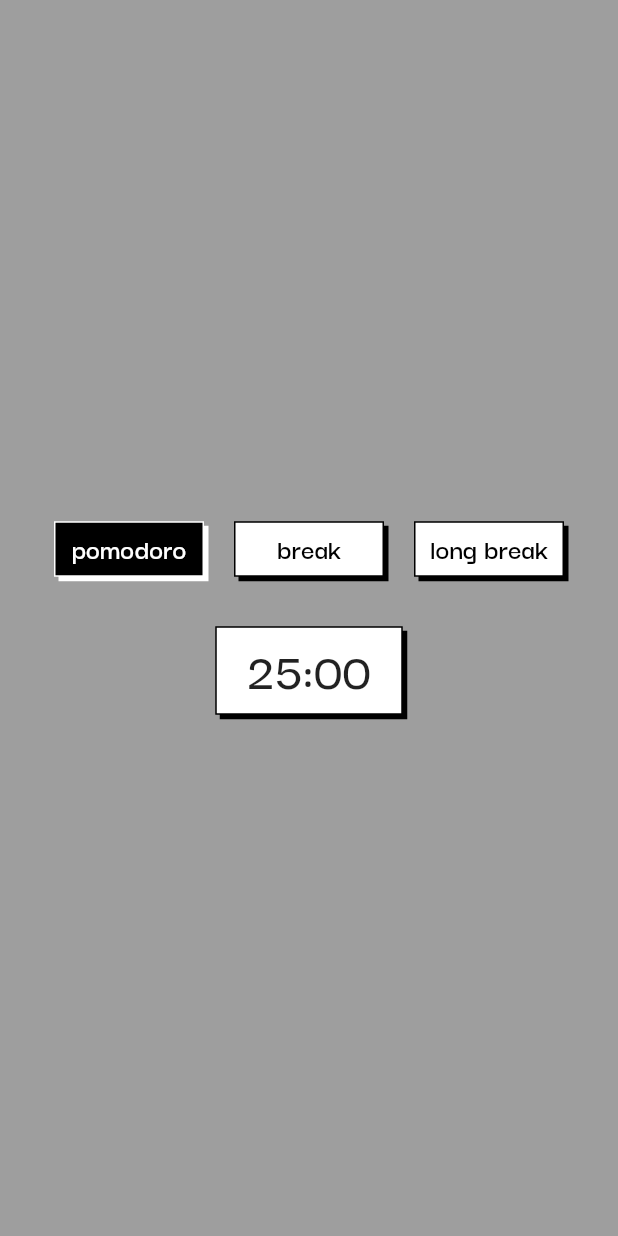
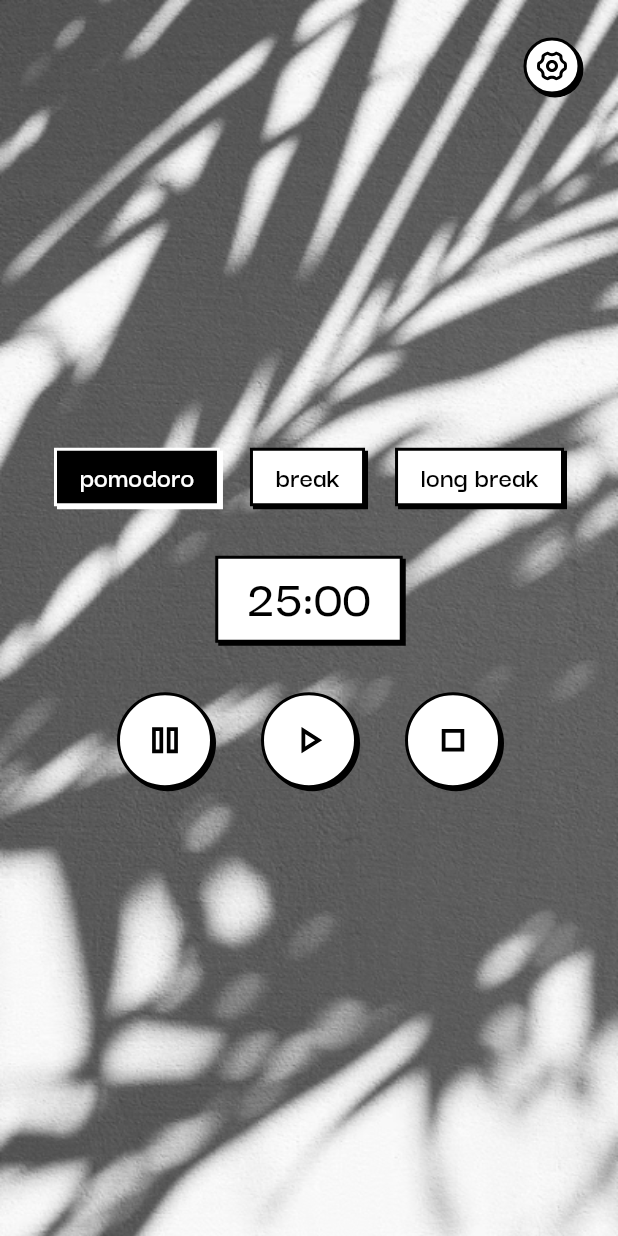
Before and after one commit to letha11/pomodoro_timer, a Flutter app: the screen it shows after launch, on a phone screen of 412 x 824 dp. Run offline on Flutter 3.47's test engine with Material 2 defaults, Android fonts, the phone set to English and light mode, and no system bars; our stand-ins replace bloc, dartz, equatable, firebase_core, firebase_crashlytics, flutter_bloc and 5 more; accounts and stored records are empty.

Commit message:
feat: finished home ui only

```diff
--- a/lib/main.dart
+++ b/lib/main.dart
@@ -60,10 +60,12 @@ class App extends StatelessWidget {
           bodyLarge: TextStyle(
             fontSize: 36,
             fontWeight: FontWeight.w600, // SemiBold
+            color: Colors.black,
           ),
           bodySmall: TextStyle(
             fontSize: 20,
             fontWeight: FontWeight.w600, // SemiBold
+            color: Colors.black,
           ),
         ),
       ),
--- a/lib/timer/presentation/views/home/home.dart
+++ b/lib/timer/presentation/views/home/home.dart
@@ -1,9 +1,11 @@
 import 'package:flutter/material.dart';
 import 'package:flutter_bloc/flutter_bloc.dart';
+import 'package:flutter_svg/flutter_svg.dart';
 
 import '../../blocs/timer/timer_bloc.dart';
 import '../../blocs/timer_counter/timer_counter_bloc.dart';
-import 'widgets/counter_widget.dart';
+import '../../widgets/styled_container.dart';
+// import 'widgets/counter_widget.dart';
 
 class HomeScreen extends StatelessWidget {
   const HomeScreen({Key? key}) : super(key: key);
@@ -12,9 +14,14 @@ class HomeScreen extends StatelessWidget {
     return SafeArea(
       child: Scaffold(
         backgroundColor: Colors.grey,
-        body: Column(
-          children: [
-            BlocConsumer<TimerBloc, TimerState>(
+        body: Container(
+          decoration: const BoxDecoration(
+            image: DecorationImage(
+              image: AssetImage("assets/images/bg.png"),
+              fit: BoxFit.fill,
+            ),
+          ),
+          child: BlocConsumer<TimerBloc, TimerState>(
             bloc: context.read<TimerBloc>(),
             listener: (context, state) {
               if (state is TimerFailed) {
@@ -73,7 +80,6 @@ class HomeScreen extends StatelessWidget {
               }
             },
           ),
-          ],
         ),
       ),
     );
@@ -89,12 +95,13 @@ class Home extends StatefulWidget {
 
 class _HomeState extends State<Home> {
   int _activeIndex = 0;
-  List<String> _tabs = ["pomodoro", "break", "long break"];
+  final List<String> _tabs = ["pomodoro", "break", "long break"];
 
   @override
   Widget build(BuildContext context) {
-    return Expanded(
-      child: SizedBox(
+    return Stack(
+      children: [
+        SizedBox(
           width: double.infinity,
           child: Column(
             mainAxisAlignment: MainAxisAlignment.center,
@@ -106,18 +113,19 @@ class _HomeState extends State<Home> {
                 children: _tabs.map((e) {
                   int index = _tabs.indexOf(e);
 
-                return GestureDetector(
+                  return Padding(
+                    padding: EdgeInsets.only(
+                        right: index != (_tabs.length - 1) ? 20.0 : 0.0),
+                    child: StyledContainer(
+                      padding: const EdgeInsets.only(
+                          left: 15, right: 15, bottom: 5, top: 3),
+                      active: _activeIndex == index,
+                      text: e,
                       onTap: () {
                         setState(() {
                           _activeIndex = index;
                         });
                       },
-                  child: Padding(
-                    padding: EdgeInsets.only(right: index != (_tabs.length - 1) ? 20.0 : 0.0),
-                    child: StyledContainer(
-                      active: _activeIndex == index,
-                      text: e,
-                    ),
                     ),
                   );
                 }).toList(),
@@ -128,57 +136,58 @@ class _HomeState extends State<Home> {
                 text: "25:00",
                 textStyle: Theme.of(context).textTheme.bodyLarge,
               ),
+              const SizedBox(height: 33),
+              Row(
+                mainAxisAlignment: MainAxisAlignment.center,
+                children: [
+                  StyledContainer(
+                    padding: const EdgeInsets.all(15),
+                    borderRadius: 50,
+                    onTap: () {},
+                    child: SvgPicture.asset(
+                      'assets/images/pause.svg',
+                      width: 30,
+                    ),
+                  ),
+                  const SizedBox(width: 32),
+                  StyledContainer(
+                    padding: const EdgeInsets.all(15),
+                    borderRadius: 50,
+                    onTap: () {},
+                    child: SvgPicture.asset(
+                      'assets/images/play.svg',
+                      width: 30,
+                    ),
+                  ),
+                  const SizedBox(width: 32),
+                  StyledContainer(
+                    padding: const EdgeInsets.all(15),
+                    borderRadius: 50,
+                    onTap: () {},
+                    child: SvgPicture.asset(
+                      'assets/images/stop.svg',
+                      width: 30,
+                    ),
+                  ),
+                ],
+              ),
             ],
           ),
         ),
+        Positioned(
+          top: 25,
+          right: 25,
+          child: StyledContainer(
+            padding: const EdgeInsets.all(5),
+            borderRadius: 50,
+            onTap: () {},
+            child: SvgPicture.asset(
+              'assets/images/setting.svg',
+              width: 24,
+            ),
+          ),
+        ),
+      ],
     );
   }
 }
-
-class StyledContainer extends StatelessWidget {
-  const StyledContainer({
-    super.key,
-    this.text,
-    this.child,
-    this.width,
-    this.textStyle,
-    this.active = false,
-  }) : assert(text != null ? child == null : child != null);
-
-  final bool active;
-  final double? width;
-  final Widget? child;
-  final String? text;
-  final TextStyle? textStyle;
-
-  @override
-  Widget build(BuildContext context) {
-    return Container(
-      width: width ?? 100, // TODO: find a way to make it responsive or smthg
-      padding: const EdgeInsets.only(bottom: 5, top: 3),
-      decoration: BoxDecoration(
-        color: active ? Colors.black : Colors.white,
-        boxShadow: [
-          BoxShadow(
-            color: active ? Colors.white : Colors.black, // active
-            offset: const Offset(3, 3),
-          ),
-        ],
-        border: Border.all(
-          // color: Colors.black,
-          color: active ? Colors.white : Colors.black,
-          width: 1,
-        ),
-      ),
-      child: Center(
-        child: child ??
-            Text(
-              text!,
-              style: textStyle ?? Theme.of(context).textTheme.bodySmall!.copyWith(
-                    color: active ? Colors.white : Colors.black,
-                  ),
-            ),
-      ),
-    );
-  }
-}
--- /dev/null
+++ b/lib/timer/presentation/widgets/styled_container.dart
@@ -0,0 +1,66 @@
+import 'package:flutter/material.dart';
+
+class StyledContainer extends StatelessWidget {
+  const StyledContainer({
+    super.key,
+    this.text,
+    this.child,
+    this.width,
+    this.textStyle,
+    this.onTap,
+    this.borderRadius = 0,
+    this.padding = const EdgeInsets.only(bottom: 5),
+    this.active = false,
+  }) : assert(text != null ? child == null : child != null);
+
+  final bool active;
+  final double? width;
+  final Widget? child;
+  final String? text;
+  final TextStyle? textStyle;
+  final double borderRadius;
+  final EdgeInsetsGeometry padding;
+  final void Function()? onTap;
+
+  @override
+  Widget build(BuildContext context) {
+    return Container(
+      width: width,
+      decoration: BoxDecoration(
+        color: active ? Colors.black : Colors.white,
+        boxShadow: [
+          BoxShadow(
+            color: active ? Colors.white : Colors.black, // active
+            offset: const Offset(2, 2),
+          ),
+        ],
+        borderRadius: BorderRadius.all(Radius.circular(borderRadius)),
+        border: Border.all(
+          // color: Colors.black,
+          color: active ? Colors.white : Colors.black,
+          width: 2,
+        ),
+      ),
+      child: Material(
+        color: Colors.transparent,
+        child: InkWell(
+          borderRadius: BorderRadius.all(Radius.circular(borderRadius)),
+          onTap: onTap,
+          child: Padding(
+            padding: padding,
+            child: Center(
+              child: child ??
+                  Text(
+                    text!,
+                    style: textStyle ??
+                        Theme.of(context).textTheme.bodySmall!.copyWith(
+                              color: active ? Colors.white : Colors.black,
+                            ),
+                  ),
+            ),
+          ),
+        ),
+      ),
+    );
+  }
+}
--- a/pubspec.yaml
+++ b/pubspec.yaml
@@ -46,6 +46,7 @@ dependencies:
   logger: ^1.3.0
   firebase_crashlytics: ^3.1.2
   firebase_core: ^2.10.0
+  flutter_svg: ^2.0.7
 
 dev_dependencies:
   flutter_test:
@@ -74,8 +75,8 @@ flutter:
   uses-material-design: true
 
   # To add assets to your application, add an assets section, like this:
-  # assets:
-  #   - images/a_dot_burr.jpeg
+  assets:
+    - assets/images/
   #   - images/a_dot_ham.jpeg
 
   # An image asset can refer to one or more resolution-specific "variants", see
```
Also changed, not shown: assets/images/bg.png (added), assets/images/pause.svg (added), assets/images/play.svg (added), assets/images/setting.svg (added), assets/images/stop.svg (added), pubspec.lock, 1 other file. Lines whose indentation alone changed are shown as unchanged.
